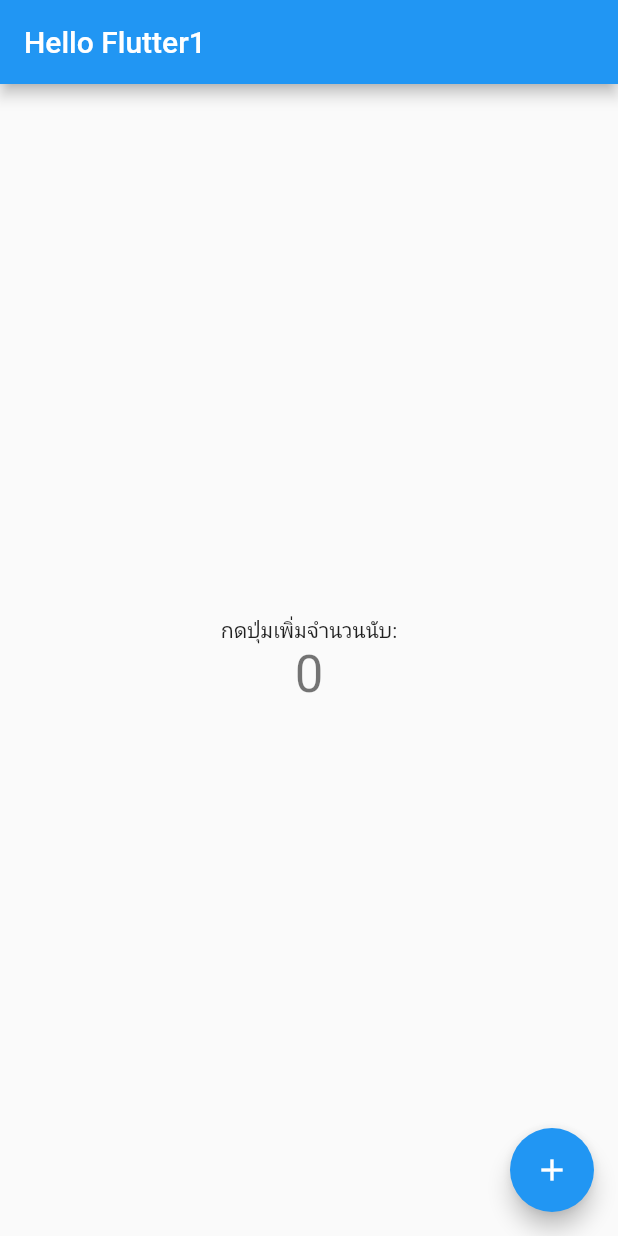
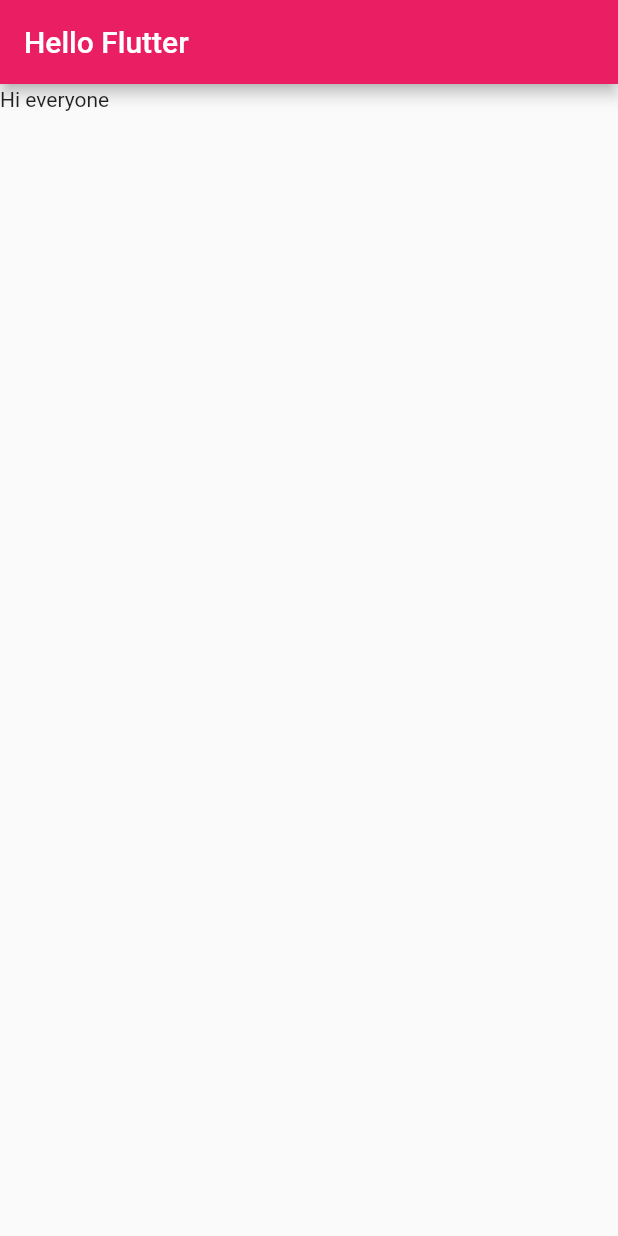
Before and after one commit to rungthiwaa/flutter-app1, a Flutter app: the screen it shows after launch, on a phone screen of 412 x 824 dp. Run offline on Flutter 3.47's test engine with Material 2 defaults, Android fonts, the phone set to English and light mode, and no system bars.

Commit message:
เปลี่ยนสีtheme

```diff
--- a/lib/main.dart
+++ b/lib/main.dart
@@ -1,115 +1,15 @@
 import 'package:flutter/material.dart';
 
 void main() {
-  runApp(const MyApp());
+  var app = MaterialApp(
+    title: "My App",
+    home: Scaffold(
+      appBar: AppBar(
+        title: Text("Hello Flutter"),
+      ),
+      body: Text("็Hi everyone"),
+    ),
+    theme: ThemeData(primarySwatch: Colors.pink),
+  );
+  runApp(app);
 }
-
-class MyApp extends StatelessWidget {
-  const MyApp({Key? key}) : super(key: key);
-
-  // This widget is the root of your application.
-  @override
-  Widget build(BuildContext context) {
-    return MaterialApp(
-      title: 'Flutter Demo',
-      theme: ThemeData(
-        // This is the theme of your application.
-        //
-        // Try running your application with "flutter run". You'll see the
-        // application has a blue toolbar. Then, without quitting the app, try
-        // changing the primarySwatch below to Colors.green and then invoke
-        // "hot reload" (press "r" in the console where you ran "flutter run",
-        // or simply save your changes to "hot reload" in a Flutter IDE).
-        // Notice that the counter didn't reset back to zero; the application
-        // is not restarted.
-        primarySwatch: Colors.blue,
-      ),
-      home: const MyHomePage(title: 'Hello Flutter1'),
-    );
-  }
-}
-
-class MyHomePage extends StatefulWidget {
-  const MyHomePage({Key? key, required this.title}) : super(key: key);
-
-  // This widget is the home page of your application. It is stateful, meaning
-  // that it has a State object (defined below) that contains fields that affect
-  // how it looks.
-
-  // This class is the configuration for the state. It holds the values (in this
-  // case the title) provided by the parent (in this case the App widget) and
-  // used by the build method of the State. Fields in a Widget subclass are
-  // always marked "final".
-
-  final String title;
-
-  @override
-  State<MyHomePage> createState() => _MyHomePageState();
-}
-
-class _MyHomePageState extends State<MyHomePage> {
-  int _counter = 0;
-
-  void _incrementCounter() {
-    setState(() {
-      // This call to setState tells the Flutter framework that something has
-      // changed in this State, which causes it to rerun the build method below
-      // so that the display can reflect the updated values. If we changed
-      // _counter without calling setState(), then the build method would not be
-      // called again, and so nothing would appear to happen.
-      _counter++;
-    });
-  }
-
-  @override
-  Widget build(BuildContext context) {
-    // This method is rerun every time setState is called, for instance as done
-    // by the _incrementCounter method above.
-    //
-    // The Flutter framework has been optimized to make rerunning build methods
-    // fast, so that you can just rebuild anything that needs updating rather
-    // than having to individually change instances of widgets.
-    return Scaffold(
-      appBar: AppBar(
-        // Here we take the value from the MyHomePage object that was created by
-        // the App.build method, and use it to set our appbar title.
-        title: Text(widget.title),
-      ),
-      body: Center(
-        // Center is a layout widget. It takes a single child and positions it
-        // in the middle of the parent.
-        child: Column(
-          // Column is also a layout widget. It takes a list of children and
-          // arranges them vertically. By default, it sizes itself to fit its
-          // children horizontally, and tries to be as tall as its parent.
-          //
-          // Invoke "debug painting" (press "p" in the console, choose the
-          // "Toggle Debug Paint" action from the Flutter Inspector in Android
-          // Studio, or the "Toggle Debug Paint" command in Visual Studio Code)
-          // to see the wireframe for each widget.
-          //
-          // Column has various properties to control how it sizes itself and
-          // how it positions its children. Here we use mainAxisAlignment to
-          // center the children vertically; the main axis here is the vertical
-          // axis because Columns are vertical (the cross axis would be
-          // horizontal).
-          mainAxisAlignment: MainAxisAlignment.center,
-          children: <Widget>[
-            const Text(
-              'กดปุ่มเพิ่มจำนวนนับ:',
-            ),
-            Text(
-              '$_counter',
-              style: Theme.of(context).textTheme.headline4,
-            ),
-          ],
-        ),
-      ),
-      floatingActionButton: FloatingActionButton(
-        onPressed: _incrementCounter,
-        tooltip: 'Increment',
-        child: const Icon(Icons.add),
-      ), // This trailing comma makes auto-formatting nicer for build methods.
-    );
-  }
-}
```
Also changed, not shown: 1 other file.
